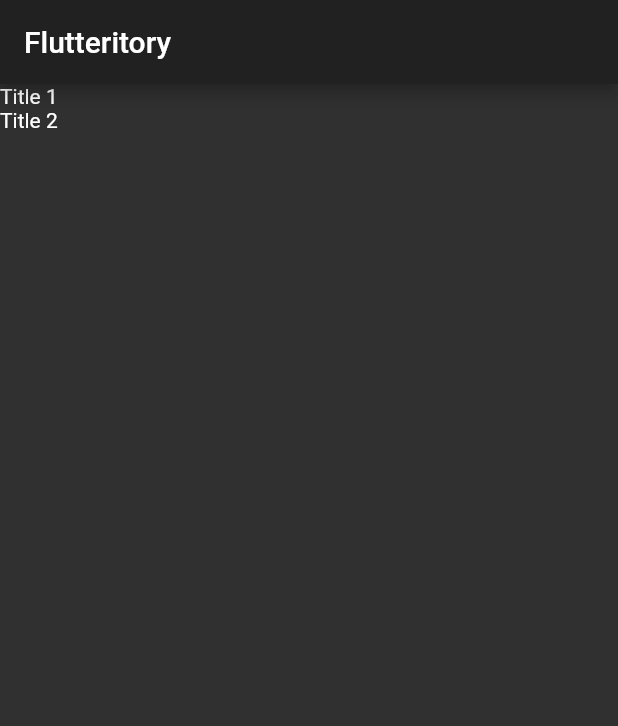
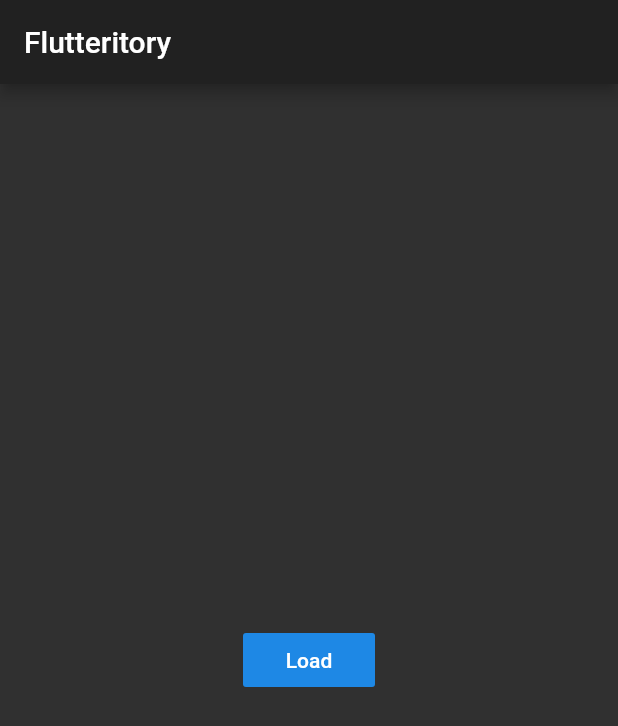
Before and after one commit to jhandguy/Flutterritory, a Flutter app: the screen it shows after launch, on a phone screen of 412 x 824 dp. Shown: the top 726 px of the screen. Run offline on Flutter 3.47's test engine with Material 2 defaults, Android fonts, the phone set to English and light mode, and no system bars; our stand-ins replace built_collection, built_value, flutter_redux, redux; generated files the repository leaves out were written again.

```diff
--- /dev/null
+++ b/lib/actions/top_stories_action.dart
@@ -0,0 +1 @@
+class GetTopStoriesAction {}
--- /dev/null
+++ b/lib/features/top_stories.dart
@@ -0,0 +1,58 @@
+import 'package:flutter/cupertino.dart';
+import 'package:flutter/material.dart';
+import 'package:flutter_redux/flutter_redux.dart';
+import 'package:flutterritory/actions/top_stories_action.dart';
+import 'package:flutterritory/states/app_state.dart';
+import 'package:redux/redux.dart';
+
+class TopStories extends StatelessWidget {
+  TopStories({Key key, this.title}) : super(key: key);
+
+  final String title;
+
+  @override
+  Widget build(BuildContext context) {
+    return Scaffold(
+      appBar: AppBar(
+        title: Text(title),
+      ),
+      body: StoreConnector<AppState, _ViewModel>(
+        converter: (store) => _ViewModel.from(store),
+        builder: (context, viewModel) {
+          if (viewModel.items.isEmpty) {
+            return Center(
+              child: FlatButton(
+                child: Text("Load"),
+                color: ThemeData.dark().buttonColor,
+                onPressed: () {StoreProvider.of<AppState>(context).dispatch(GetTopStoriesAction);},
+              ),
+            );
+          }
+          return ListView(
+              children: viewModel.items.map((item) => Row(children: <Widget>[Text(item.title)],)).toList(),
+          );
+        },
+      )
+    );
+  }
+}
+
+@immutable
+class _Items {
+  final String title;
+  final String byline;
+  final Image image;
+
+  _Items(this.title, this.byline, this.image);
+}
+
+class _ViewModel {
+  final List<_Items> items;
+
+  _ViewModel(this.items);
+
+  factory _ViewModel.from(Store<AppState> store) {
+    var items = store.state.topStories.map((story) => _Items(story.title, story.byline, null)).toList();
+    return _ViewModel(items);
+  }
+}
--- a/lib/main.dart
+++ b/lib/main.dart
@@ -1,51 +1,36 @@
 import 'package:flutter/material.dart';
-import 'package:flutterritory/models/story.dart';
+import 'package:flutter_redux/flutter_redux.dart';
+import 'package:flutterritory/features/top_stories.dart';
+import 'package:flutterritory/reducers/top_stories_reducer.dart';
+import 'package:flutterritory/states/app_state.dart';
+import 'package:redux/redux.dart';
 
-void main() => runApp(Flutteritory());
+void main() {
+  final store = new Store<AppState>(topStoriesReducer, initialState: AppState(topStories: []));
+
+  runApp(
+    Flutteritory(
+      store: store,
+      title: 'Flutteritory'
+    )
+  );
+}
 
 class Flutteritory extends StatelessWidget {
-  static const String title = 'Flutteritory';
+  final Store<AppState> store;
+  final String title;
+
+  Flutteritory({Key key, this.store, this.title}) : super(key: key);
 
   @override
   Widget build(BuildContext context) {
-    return MaterialApp(
-      title: title,
-      theme: ThemeData.dark(),
-      home: TopStoriesWidget(title: title),
+    return StoreProvider<AppState>(
+      store: store,
+      child: MaterialApp(
+        title: title,
+        theme: ThemeData.dark(),
+        home: TopStories(title: title),
+      )
     );
   }
 }
-
-class TopStoriesWidget extends StatefulWidget {
-  TopStoriesWidget({Key key, this.title}) : super(key: key);
-
-  final String title;
-
-  @override
-  _TopStoriesState createState() => _TopStoriesState();
-}
-
-class _TopStoriesState extends State<TopStoriesWidget> {
-  List<Story> _topStories = [
-    Story("Section 1", "Subsection 1", "Title 1", "Abstract 1", "Byline 1", "URL 1", []),
-    Story("Section 2", "Subsection 2", "Title 2", "Abstract 2", "Byline 2", "URL 2", []),
-  ];
-
-  @override
-  Widget build(BuildContext context) {
-    return Scaffold(
-      appBar: AppBar(
-        title: Text(widget.title),
-      ),
-      body: Center(
-        child: ListView(
-          children: _topStories.map((story) => Row(
-            children: <Widget>[
-              Text(story.title)
-            ],
-          )).toList(),
-        ),
-      ),
-    );
-  }
-}
--- a/lib/models/Format.dart
+++ /dev/null
@@ -1,3 +0,0 @@
-enum Format {
-  icon, small, normal, medium, large
-}
--- a/lib/models/multimedia.dart
+++ b/lib/models/multimedia.dart
@@ -1,10 +1,14 @@
-import 'package:flutter/foundation.dart';
-import 'package:flutterritory/models/format.dart';
+import 'package:built_value/built_value.dart';
+import 'package:built_value/serializer.dart';
 
-@immutable
-class Multimedia {
-  final String url;
-  final Format format;
+part 'multimedia.g.dart';
 
-  Multimedia(this.url, this.format);
+abstract class Multimedia implements Built<Multimedia, MultimediaBuilder> {
+  static Serializer<Multimedia> get serializer => _$multimediaSerializer;
+
+  String get url;
+  String get format;
+
+  Multimedia._();
+  factory Multimedia([updates(MultimediaBuilder b)]) = _$Multimedia;
 }
--- a/lib/models/story.dart
+++ b/lib/models/story.dart
@@ -1,15 +1,21 @@
-import 'package:flutter/foundation.dart';
+import 'package:built_collection/built_collection.dart';
+import 'package:built_value/built_value.dart';
+import 'package:built_value/serializer.dart';
 import 'package:flutterritory/models/multimedia.dart';
 
-@immutable
-class Story {
-  final String section;
-  final String subsection;
-  final String title;
-  final String abstract;
-  final String byline;
-  final String url;
-  final List<Multimedia> multimedia;
+part 'story.g.dart';
 
-  Story(this.section, this.subsection, this.title, this.abstract, this.byline, this.url, this.multimedia);
+abstract class Story implements Built<Story, StoryBuilder> {
+  static Serializer<Story> get serializer => _$storySerializer;
+
+  String get section;
+  String get subsection;
+  String get title;
+  String get abstract;
+  String get byline;
+  String get url;
+  BuiltList<Multimedia> get multimedia;
+
+  Story._();
+  factory Story([updates(StoryBuilder b)]) = _$Story;
 }
--- /dev/null
+++ b/lib/models/top_stories.dart
@@ -0,0 +1,23 @@
+import 'package:built_collection/built_collection.dart';
+import 'package:built_value/built_value.dart';
+import 'package:built_value/serializer.dart';
+import 'package:flutterritory/models/serializers.dart';
+import 'package:flutterritory/models/story.dart';
+import 'dart:convert' as json;
+
+part 'top_stories.g.dart';
+
+abstract class TopStories implements Built<TopStories, TopStoriesBuilder> {
+  static Serializer<TopStories> get serializer => _$topStoriesSerializer;
+
+  BuiltList<Story> get results;
+
+  TopStories._();
+  factory TopStories([updates(TopStoriesBuilder b)]) = _$TopStories;
+}
+
+TopStories parseTopStories(String jsonString) {
+  final jsonObject = json.jsonDecode(jsonString);
+  TopStories topStories = standardSerializers.deserializeWith(TopStories.serializer, jsonObject);
+  return topStories;
+}
--- /dev/null
+++ b/lib/states/app_state.dart
@@ -0,0 +1,11 @@
+import 'package:flutter/foundation.dart';
+import 'package:flutterritory/models/story.dart';
+
+@immutable
+class AppState {
+  final List<Story> topStories;
+
+  AppState({
+    @required this.topStories
+  });
+}
```
Also changed, not shown: lib/models/serializers.dart (added, +17 -0 lines), lib/reducers/top_stories_reducer.dart (added, +35 -0 lines), pubspec.yaml (+9 -53 lines), lib/models/multimedia.g.dart (added), lib/models/serializers.g.dart (added), lib/models/story.g.dart (added), lib/models/top_stories.g.dart (added), pubspec.lock, 5 other files.
